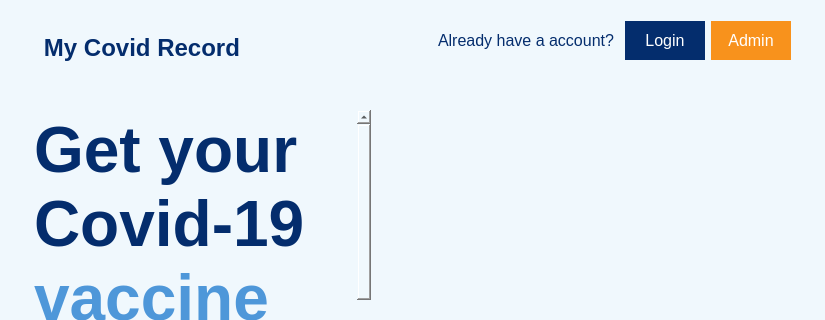
Above: MCR-app/mainwindow.ui from maria-gedye/QTapp before the change; both pictures show x 0 to 825 and y 0 to 320 of the 825 by 518 pixel window. Below: the same form after it.
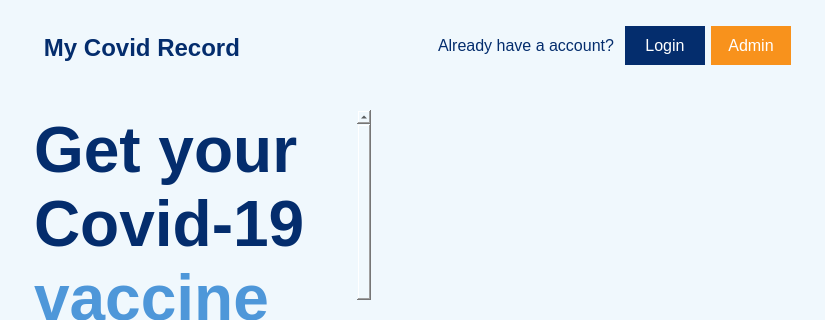
That is the form after the change. The open tabs and pages were chosen to show the change. Icons and pictures are not drawn.

```diff
--- a/MCR-app/mainwindow.ui
+++ b/MCR-app/mainwindow.ui
@@ -64,7 +64,7 @@
         <x>20</x>
         <y>10</y>
         <width>771</width>
-        <height>61</height>
+        <height>71</height>
        </rect>
       </property>
       <layout class="QHBoxLayout" name="horizontalLayout_header">
```
Left out of the diff: 6 changed lines with no effect on the pictures.
